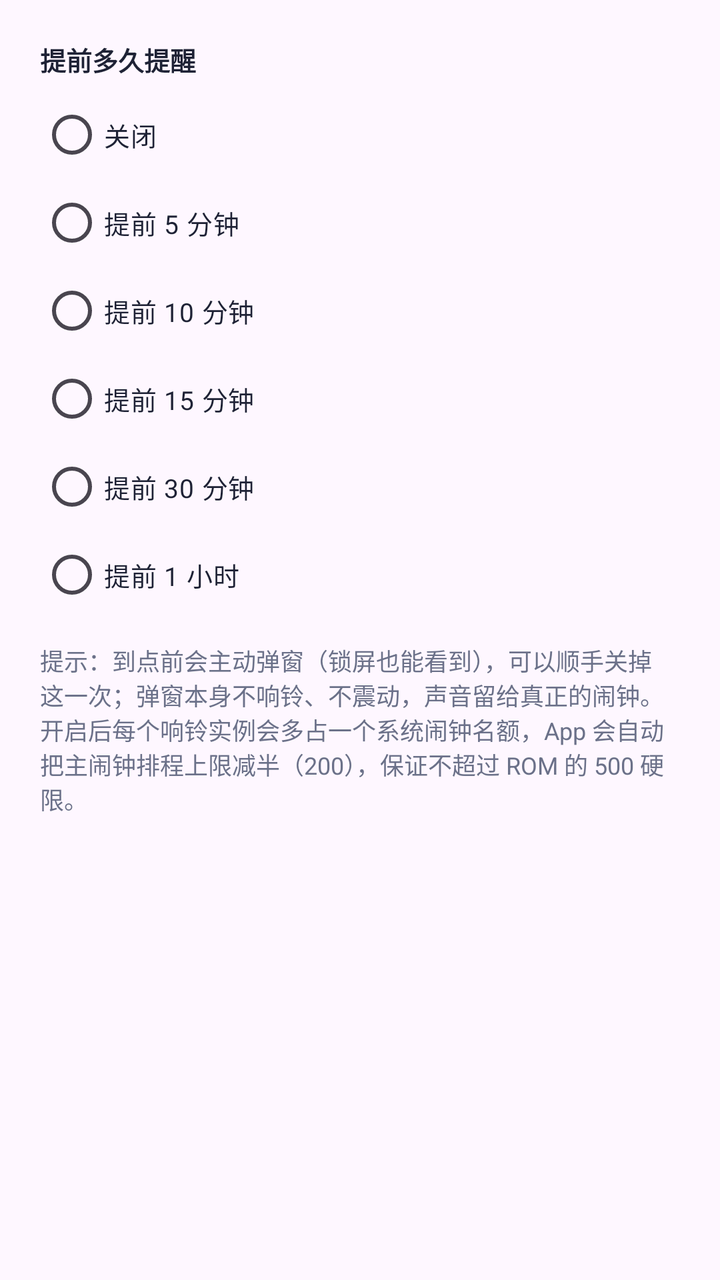
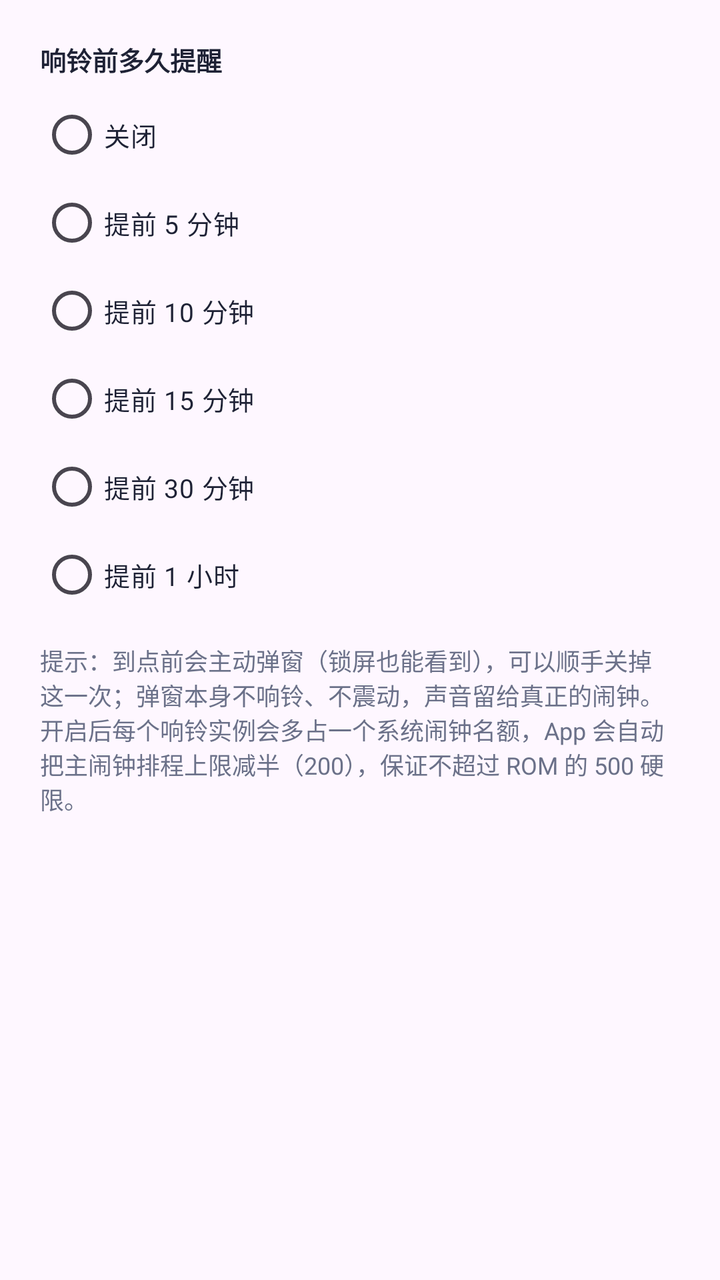

Before-and-after screenshots of an Android layout around one commit, followed by the original layout XML and the change that was made.
<!-- AndroidManifest.xml: application theme Theme.DaxiaoWeekAlarm -->
<!-- res/layout/dialog_pre_notice.xml -->
<?xml version="1.0" encoding="utf-8"?>
<LinearLayout xmlns:android="http://schemas.android.com/apk/res/android"
    android:layout_width="match_parent"
    android:layout_height="wrap_content"
    android:orientation="vertical"
    android:padding="20dp">

    <TextView
        style="@style/FieldLabel"
        android:layout_width="wrap_content"
        android:layout_height="wrap_content"
        android:text="提前多久提醒" />

    <RadioGroup
        android:id="@+id/rg_pre_notice"
        android:layout_width="match_parent"
        android:layout_height="wrap_content"
        android:layout_marginTop="6dp"
        android:orientation="vertical">

        <RadioButton
            android:id="@+id/rb_pre_off"
            style="@style/WeekRadio"
            android:layout_width="match_parent"
            android:layout_height="wrap_content"
            android:minHeight="44dp"
            android:text="关闭" />

        <RadioButton
            android:id="@+id/rb_pre_5"
            style="@style/WeekRadio"
            android:layout_width="match_parent"
            android:layout_height="wrap_content"
            android:minHeight="44dp"
            android:text="提前 5 分钟" />

        <RadioButton
            android:id="@+id/rb_pre_10"
            style="@style/WeekRadio"
            android:layout_width="match_parent"
            android:layout_height="wrap_content"
            android:minHeight="44dp"
            android:text="提前 10 分钟" />

        <RadioButton
            android:id="@+id/rb_pre_15"
            style="@style/WeekRadio"
            android:layout_width="match_parent"
            android:layout_height="wrap_content"
            android:minHeight="44dp"
            android:text="提前 15 分钟" />

        <RadioButton
            android:id="@+id/rb_pre_30"
            style="@style/WeekRadio"
            android:layout_width="match_parent"
            android:layout_height="wrap_content"
            android:minHeight="44dp"
            android:text="提前 30 分钟" />

        <RadioButton
            android:id="@+id/rb_pre_60"
            style="@style/WeekRadio"
            android:layout_width="match_parent"
            android:layout_height="wrap_content"
            android:minHeight="44dp"
            android:text="提前 1 小时" />
    </RadioGroup>

    <TextView
        android:layout_width="match_parent"
        android:layout_height="wrap_content"
        android:layout_marginTop="12dp"
        android:text="提示：到点前会主动弹窗（锁屏也能看到），可以顺手关掉这一次；弹窗本身不响铃、不震动，声音留给真正的闹钟。开启后每个响铃实例会多占一个系统闹钟名额，App 会自动把主闹钟排程上限减半（200），保证不超过 ROM 的 500 硬限。"
        android:textColor="@color/sub"
        android:textSize="12sp" />
</LinearLayout>
<!-- resources referenced by this layout -->
<resources>
  <color name="sub">#6B7189</color>
  <style name="FieldLabel">
          <item name="android:textColor">@color/ink</item>
          <item name="android:textSize">13sp</item>
          <item name="android:textStyle">bold</item>
      </style>
  <style name="WeekRadio">
          <item name="android:textSize">13sp</item>
          <item name="android:textColor">@color/ink</item>
          <item name="android:buttonTint">@color/indigo</item>
      </style>
  <style name="Theme.DaxiaoWeekAlarm" parent="Theme.Material3.DayNight.NoActionBar">
          <item name="colorPrimary">@color/indigo</item>
          <item name="colorPrimaryVariant">@color/indigo_dark</item>
          <item name="colorOnPrimary">@color/white</item>
          <item name="android:statusBarColor">@color/bg</item>
          <item name="android:windowLightStatusBar">true</item>
      </style>
  <color name="ink">#1E2235</color>
  <color name="indigo">#4F46E5</color>
  <color name="indigo_dark">#4338CA</color>
  <color name="white">#FFFFFFFF</color>
  <color name="bg">#F4F5FB</color>
</resources>

<!-- the commit's change to res/layout/dialog_pre_notice.xml (unified diff, before → after) -->
@@ -9,7 +9,7 @@
         style="@style/FieldLabel"
         android:layout_width="wrap_content"
         android:layout_height="wrap_content"
-        android:text="提前多久提醒" />
+        android:text="响铃前多久提醒" />
 
     <RadioGroup
         android:id="@+id/rg_pre_notice"
